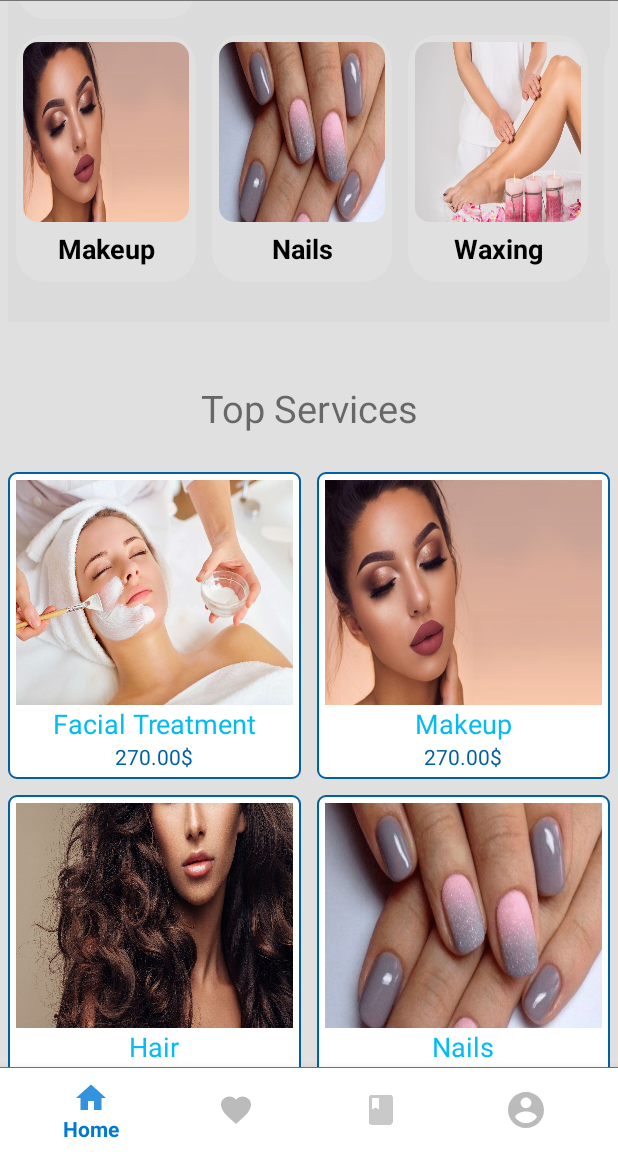
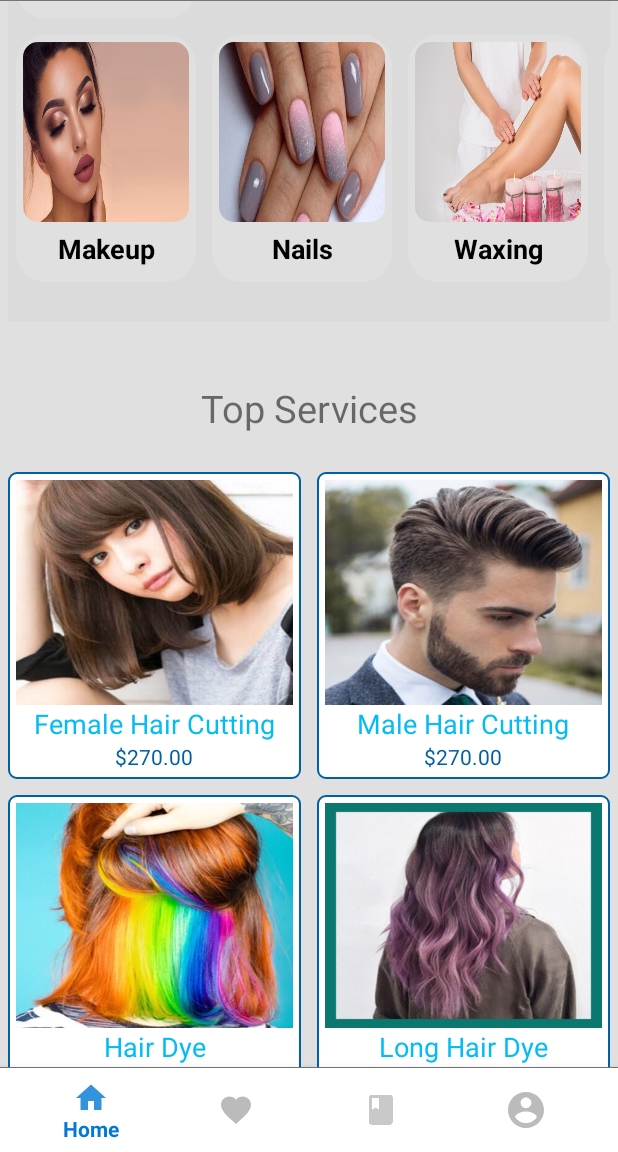
Before and after one commit to danh-luong/HCI_SpaBooking_Mobile, an Android app: the screen it shows after launch (MainActivity), scrolled down 597 dp, on a phone screen of 412 x 824 dp, the part 84-1236 px from its top. Run offline under Robolectric (Android 15) with nearby library versions, the phone set to English and light mode, and no system bars; libraries missing offline, so code that uses them is left out: com.miguelcatalan.materialsearchview; plain views replace MaterialSearchView; Roboto replaces fonts that are not available here; 2 statements that could not run were skipped.

Commit message:
Update data for services

```diff
--- a/RosieBeauty/app/src/main/java/rosie/com/rosiebeauty/HomeFragment.java
+++ b/RosieBeauty/app/src/main/java/rosie/com/rosiebeauty/HomeFragment.java
@@ -25,7 +25,7 @@ public class HomeFragment extends Fragment {
 
     ArrayList<MultiViewModel> gridViewModelArrayList;
     private RecyclerView mRecyclerView;
-    private String[] activity_names;
+    private String[] service_names;
     private int[] icons;
 
     public HomeFragment() {
@@ -58,29 +58,31 @@ public class HomeFragment extends Fragment {
     }
 
     void prepareData() {
-        activity_names = new String[]{
-                "",
-                "Facial Treatment",
-                "Makeup",
-                "Hair",
-                "Nails",
-                "Massage",
-                "Waxing",
-                "Steam Bath",
-                "Burn Fat",
-                "Tattoo Makeup",
+        service_names = new String[]{
+                "Blow Dry",
+                "Female Hair Cutting",
+                "Male Hair Cutting",
+                "Hair Dye",
+                "Long Hair Dye",
+                "Male Hair Dye",
+                "Hair Glossing",
+                "Hair Highlight",
+                "Hair Perm",
+                "Hair Steaming",
+                "Hair Straightening",
         };
         icons = new int[]{
-                R.drawable.slideshow1,
-                R.drawable.facial_treatment,
-                R.drawable.makeup,
-                R.drawable.hair,
-                R.drawable.nails,
-                R.drawable.massage,
-                R.drawable.waxing,
-                R.drawable.steam_bath,
-                R.drawable.burn_fat,
-                R.drawable.tattoo_makeup
+                R.drawable.ser_blow_dry,
+                R.drawable.ser_cutting_hair_girl,
+                R.drawable.ser_cutting_hair_man,
+                R.drawable.ser_dye_hair,
+                R.drawable.ser_dye_long_hair,
+                R.drawable.ser_dye_man_hair,
+                R.drawable.ser_gloss_hair,
+                R.drawable.ser_highlight_hair,
+                R.drawable.ser_perm,
+                R.drawable.ser_steaming_hair,
+                R.drawable.ser_straighten_hair,
         };
 
 
@@ -96,7 +98,7 @@ public class HomeFragment extends Fragment {
         recyclerChildItems.add(new MultiViewModel.RecyclerChildItem(R.drawable.burn_fat, "Burn Fat", MultiViewModel.TYPE_SQUARE_ICON_TEXT_BELOW));
         recyclerChildItems.add(new MultiViewModel.RecyclerChildItem(R.drawable.tattoo_makeup, "Tattoo Makeup", MultiViewModel.TYPE_SQUARE_ICON_TEXT_BELOW));
 
-        for (int i = 0; i < activity_names.length; i++) {
+        for (int i = 0; i < service_names.length; i++) {
             if (i == 0) {
                 gridViewModel = new MultiViewModel(MultiViewModel.TYPE_SECTION_TITLE, "Hot Deals");
                 gridViewModelArrayList.add(gridViewModel);
@@ -112,7 +114,7 @@ public class HomeFragment extends Fragment {
                 gridViewModelArrayList.add(gridViewModel);
             } else {
 
-                gridViewModel = new MultiViewModel(MultiViewModel.TYPE_IMG_TEXT_PRICE, activity_names[i], icons[i], "270.00$");
+                gridViewModel = new MultiViewModel(MultiViewModel.TYPE_IMG_TEXT_PRICE, service_names[i], icons[i], "$270.00");
                 gridViewModelArrayList.add(gridViewModel);
             }
         }
```
